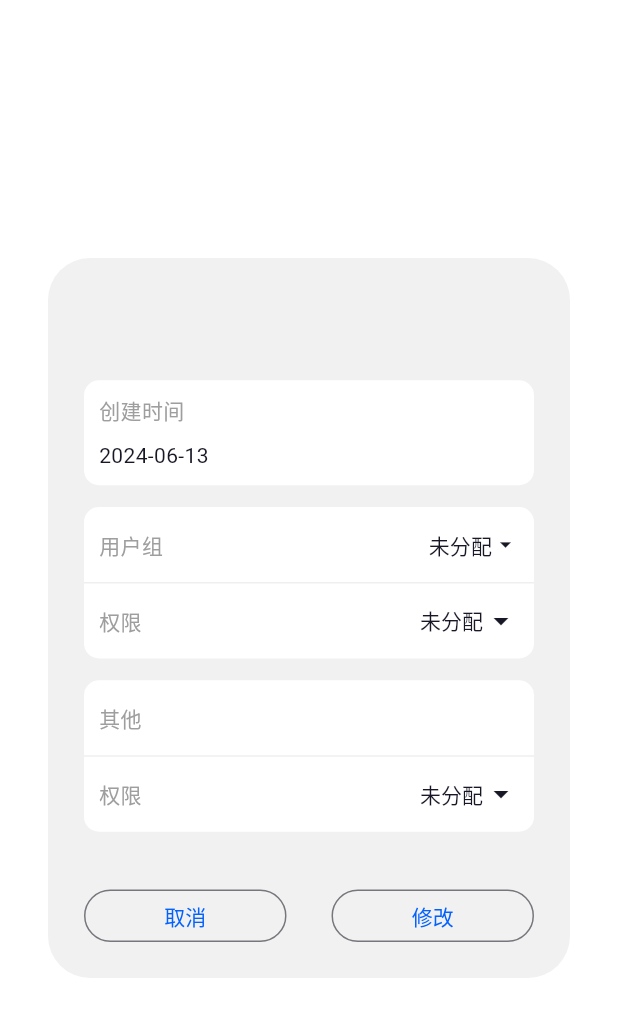
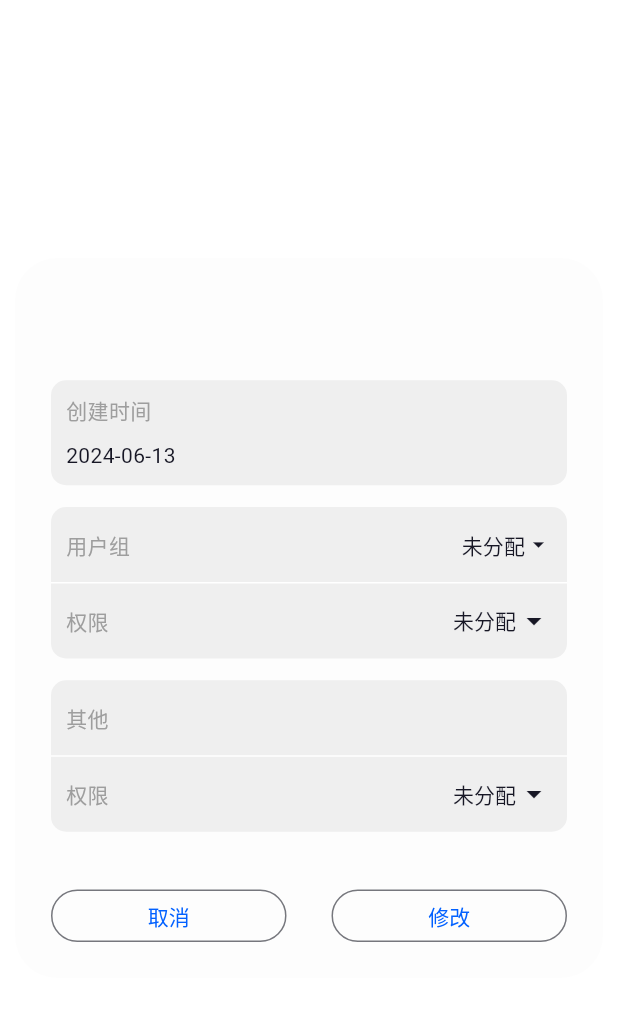
Before and after one commit to zcy626727/file_client, a Flutter app: the SpaceDetailDialog screen opened directly with empty values, on a phone screen of 412 x 824 dp. Shown: the top 1017 px of the screen. Run offline on Flutter 3.47's test engine with Material 3 defaults, Android fonts, the light colour scheme and no system bars; our stand-ins replace dio, easy_refresh, file_picker, photo_view, sqflite, sqflite_common_ffi; missing offline and left inert: media_kit, media_kit_video; accounts and stored records are empty; generated files the repository leaves out were written again.

Commit message:
优化ui

```diff
--- a/lib/view/component/resource/space_detail_dialog.dart
+++ b/lib/view/component/resource/space_detail_dialog.dart
@@ -82,13 +82,25 @@ class _SpaceDetailDialogState extends State<SpaceDetailDialog> {
         if (snapShot.connectionState == ConnectionState.done) {
           return Scaffold(
               backgroundColor: Colors.transparent,
-            body: AlertDialog(
+              body: Theme(
+                data: Theme.of(context).copyWith(
+                  canvasColor: colorScheme.background,
+                ),
+                child: AlertDialog(
                   insetPadding: const EdgeInsets.all(10),
-              backgroundColor: colorScheme.background,
-              surfaceTintColor: Theme.of(context).colorScheme.surface,
-              title: Text(widget.spaceResource.name ?? "————", style: TextStyle(color: colorScheme.onSurface, fontSize: dialogTitleFontSize)),
+                  backgroundColor: colorScheme.surface,
+                  surfaceTintColor: colorScheme.background,
+                  title: SizedBox(
+                    width: 300,
+                    child: Text(widget.spaceResource.name ?? "未知",
+                        style: TextStyle(
+                          color: colorScheme.onSurface,
+                          fontSize: dialogTitleFontSize,
+                          overflow: TextOverflow.ellipsis,
+                        )),
+                  ),
                   content: SizedBox(
-                width: 300,
+                    width: 350,
                     height: 330,
                     child: Column(
                       crossAxisAlignment: CrossAxisAlignment.start,
@@ -99,7 +111,7 @@ class _SpaceDetailDialogState extends State<SpaceDetailDialog> {
                           height: 70,
                           width: double.infinity,
                           decoration: BoxDecoration(
-                        color: colorScheme.surface,
+                            color: colorScheme.background,
                             borderRadius: const BorderRadius.all(Radius.circular(10)),
                           ),
                           padding: const EdgeInsets.only(left: 10, right: 10),
@@ -118,7 +130,7 @@ class _SpaceDetailDialogState extends State<SpaceDetailDialog> {
                           height: 101,
                           width: double.infinity,
                           decoration: BoxDecoration(
-                        color: colorScheme.surface,
+                            color: colorScheme.background,
                             borderRadius: const BorderRadius.all(Radius.circular(10)),
                           ),
                           child: Column(
@@ -167,7 +179,7 @@ class _SpaceDetailDialogState extends State<SpaceDetailDialog> {
                                   ],
                                 ),
                               ),
-                          Divider(height: 1, color: colorScheme.background),
+                              Divider(height: 1, color: colorScheme.surface),
                               Container(
                                 margin: const EdgeInsets.only(left: 10, right: 10),
                                 height: 50,
@@ -188,9 +200,9 @@ class _SpaceDetailDialogState extends State<SpaceDetailDialog> {
                                         });
                                       },
                                       items: [
-                                    const DropdownMenuItem<int?>(
+                                        DropdownMenuItem<int?>(
                                           value: null,
-                                      child: Text("未分配"),
+                                          child: Text("未分配", style: valueStyle),
                                         ),
                                         // 文件夹
                                         if (widget.spaceResource.fileType == FileType.direction)
@@ -200,7 +212,7 @@ class _SpaceDetailDialogState extends State<SpaceDetailDialog> {
                                               var (key, str) = SpaceFilePermission.folderPermissionList[index];
                                               return DropdownMenuItem<int>(
                                                 value: key,
-                                            child: Text(str),
+                                                child: Text(str, style: valueStyle),
                                               );
                                             },
                                           ),
@@ -211,7 +223,7 @@ class _SpaceDetailDialogState extends State<SpaceDetailDialog> {
                                               var (key, str) = SpaceFilePermission.filePermissionList[index];
                                               return DropdownMenuItem<int>(
                                                 value: key,
-                                            child: Text(str),
+                                                child: Text(str, style: valueStyle),
                                               );
                                             },
                                           ),
@@ -229,7 +241,7 @@ class _SpaceDetailDialogState extends State<SpaceDetailDialog> {
                           width: double.infinity,
                           height: 101,
                           decoration: BoxDecoration(
-                        color: colorScheme.surface,
+                            color: colorScheme.background,
                             borderRadius: const BorderRadius.all(Radius.circular(10)),
                           ),
                           child: Column(
@@ -244,7 +256,7 @@ class _SpaceDetailDialogState extends State<SpaceDetailDialog> {
                                   child: Text("其他", style: titleStyle),
                                 ),
                               ),
-                          Divider(height: 1, color: colorScheme.background),
+                              Divider(height: 1, color: colorScheme.surface),
                               Container(
                                 height: 50,
                                 margin: const EdgeInsets.only(left: 10, right: 10),
@@ -265,9 +277,9 @@ class _SpaceDetailDialogState extends State<SpaceDetailDialog> {
                                         });
                                       },
                                       items: [
-                                    const DropdownMenuItem<int?>(
+                                        DropdownMenuItem<int?>(
                                           value: null,
-                                      child: Text("未分配"),
+                                          child: Text("未分配", style: valueStyle),
                                         ),
                                         // 文件夹
                                         if (widget.spaceResource.fileType == FileType.direction)
@@ -277,7 +289,7 @@ class _SpaceDetailDialogState extends State<SpaceDetailDialog> {
                                               var (key, str) = SpaceFilePermission.folderPermissionList[index];
                                               return DropdownMenuItem<int>(
                                                 value: key,
-                                            child: Text(str),
+                                                child: Text(str, style: valueStyle),
                                               );
                                             },
                                           ),
@@ -288,7 +300,7 @@ class _SpaceDetailDialogState extends State<SpaceDetailDialog> {
                                               var (key, str) = SpaceFilePermission.filePermissionList[index];
                                               return DropdownMenuItem<int>(
                                                 value: key,
-                                            child: Text(str),
+                                                child: Text(str, style: valueStyle),
                                               );
                                             },
                                           ),
@@ -328,7 +340,7 @@ class _SpaceDetailDialogState extends State<SpaceDetailDialog> {
                     )
                   ],
                 ),
-          );
+              ));
         } else {
           // 请求未结束，显示loading
           return const Center(
```
Lines whose indentation alone changed are shown as unchanged.
